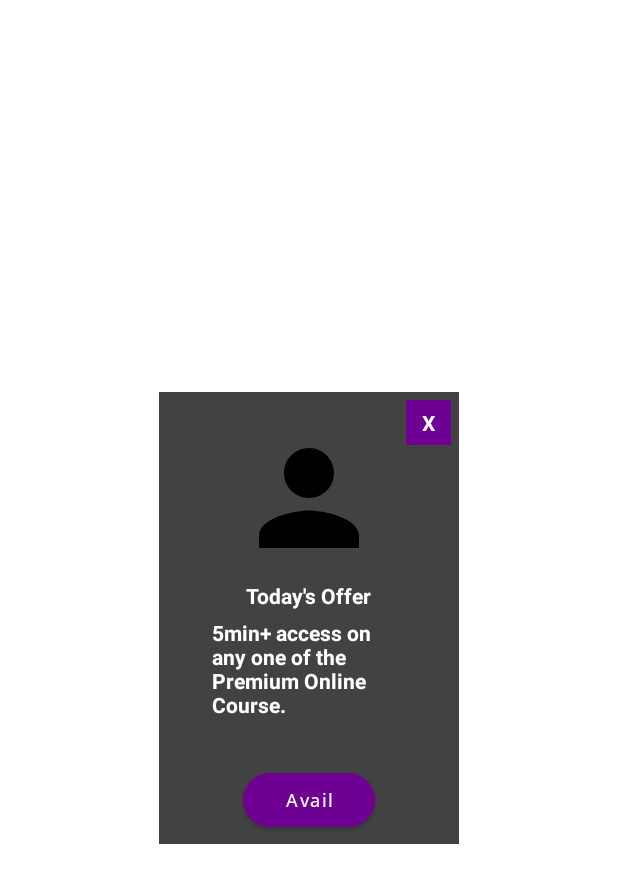
After one commit to JuniorRoboInnovations/JuniorRobo, an Android app: the layout pop_up_layout.xml on its own in the app's theme, with its tools: preview values and no code run, on a phone screen of 412 x 824 dp. The commit adds this screen. Shown: the top 883 px of the screen. Run offline under Robolectric (Android 15) with nearby library versions, the light colour scheme and no system bars.

Commit message:
pop up dialog added

```diff
--- a/app/src/main/java/com/jrrobo/juniorrobo/view/fragments/QuestionAnswerFragment.kt
+++ b/app/src/main/java/com/jrrobo/juniorrobo/view/fragments/QuestionAnswerFragment.kt
@@ -1,22 +1,31 @@
 package com.jrrobo.juniorrobo.view.fragments
 
+import android.app.Dialog
 import android.content.Intent
+import android.graphics.Color
+import android.graphics.drawable.ColorDrawable
 import android.os.Bundle
 import android.util.Log
 import android.view.Gravity
 import android.view.LayoutInflater
 import android.view.View
 import android.view.ViewGroup
+import android.widget.TextView
 import android.widget.Toast
+import androidx.appcompat.app.AlertDialog
 import androidx.appcompat.widget.SearchView
+import androidx.databinding.DataBindingUtil
+import androidx.databinding.ViewDataBinding
 import androidx.fragment.app.Fragment
 import androidx.fragment.app.activityViewModels
 import androidx.lifecycle.Observer
 import androidx.lifecycle.lifecycleScope
 import androidx.recyclerview.widget.LinearLayoutManager
 import com.google.android.material.chip.Chip
+import com.jrrobo.juniorrobo.R
 import com.jrrobo.juniorrobo.data.questioncategory.QuestionCategoryItem
 import com.jrrobo.juniorrobo.databinding.FragmentQuestionAnswerBinding
+import com.jrrobo.juniorrobo.databinding.PopUpLayoutBinding
 import com.jrrobo.juniorrobo.view.activities.AskQuestionActivity
 import com.jrrobo.juniorrobo.view.activities.QuestionDetails
 import com.jrrobo.juniorrobo.view.adapter.QuestionItemRvAdapter
@@ -51,6 +60,8 @@ class QuestionAnswerFragment : Fragment() {
 
     override fun onViewCreated(view: View, savedInstanceState: Bundle?) {
         super.onViewCreated(view, savedInstanceState)
+
+        showPopUpDialog()
 
 
         // primary key of the student initialised to -1
@@ -205,6 +216,25 @@ class QuestionAnswerFragment : Fragment() {
         })
     }
 
+    private fun showPopUpDialog() {
+
+        lifecycleScope.launch {
+            val dialogBinding = layoutInflater.inflate(R.layout.pop_up_layout,null)
+
+            val dialog = Dialog(requireContext())
+            dialog.setContentView(dialogBinding)
+            dialog.setCancelable(true)
+//        dialog.window?.setBackgroundDrawable(ColorDrawable(Color.TRANSPARENT))
+            dialog.show()
+
+            val  cancelButton = dialogBinding.findViewById<TextView>(R.id.text_view_cancel)
+            cancelButton.setOnClickListener {
+                dialog.dismiss()
+            }
+        }
+
+    }
+
     // set the view binding object to null upon destroying the view
     override fun onDestroyView() {
         super.onDestroyView()
--- /dev/null
+++ b/app/src/main/res/layout/pop_up_layout.xml
@@ -0,0 +1,74 @@
+<?xml version="1.0" encoding="utf-8"?>
+<androidx.constraintlayout.widget.ConstraintLayout xmlns:android="http://schemas.android.com/apk/res/android"
+    xmlns:app="http://schemas.android.com/apk/res-auto"
+    xmlns:tools="http://schemas.android.com/tools"
+    android:layout_width="200dp"
+    android:layout_height="wrap_content"
+    android:orientation="vertical"
+    android:background="@color/cardview_dark_background"
+    android:padding="5dp"
+    android:layout_gravity="center">
+
+    <TextView
+        app:layout_constraintTop_toTopOf="parent"
+        android:id="@+id/text_view_cancel"
+        android:layout_width="30dp"
+        android:layout_height="30dp"
+        android:layout_gravity="end"
+        android:background="@color/pink_700"
+        android:gravity="center"
+        android:text="X"
+        android:textColor="@color/white"
+        android:textStyle="bold"
+        app:layout_constraintEnd_toEndOf="parent"
+        tools:layout_editor_absoluteY="5dp" />
+
+    <LinearLayout
+        app:layout_constraintTop_toTopOf="parent"
+        app:layout_constraintStart_toStartOf="parent"
+        android:layout_width="match_parent"
+        android:layout_height="wrap_content"
+        android:orientation="vertical">
+        <ImageView
+            android:layout_width="wrap_content"
+            android:layout_height="wrap_content"
+            android:src="@drawable/ic_default_avatar"
+            android:layout_gravity="center"
+            android:layout_marginTop="15dp"
+            />
+        <TextView
+            android:layout_width="wrap_content"
+            android:layout_height="wrap_content"
+            android:text="Today's Offer"
+            android:textStyle="bold"
+            android:textColor="@color/white"
+            android:layout_gravity="center_horizontal"
+            android:layout_marginTop="5dp"
+            />
+        <TextView
+            android:layout_width="wrap_content"
+            android:layout_height="wrap_content"
+            android:text="5min+ access on any one of the Premium Online Course."
+            android:layout_marginLeft="30dp"
+            android:layout_marginRight="30dp"
+            android:textStyle="bold"
+            android:textColor="@color/white"
+            android:layout_gravity="center_horizontal"
+            android:layout_marginTop="5dp"
+            />
+
+        <com.google.android.material.button.MaterialButton
+            android:layout_width="wrap_content"
+            android:layout_height="wrap_content"
+            android:layout_marginTop="30dp"
+            style="@style/Widget.App.Button"
+            android:text="Avail"
+            android:backgroundTint="@color/pink_700"
+            android:textAllCaps="false"
+            android:layout_gravity="center_horizontal"
+            />
+
+    </LinearLayout>
+
+
+</androidx.constraintlayout.widget.ConstraintLayout>
```
